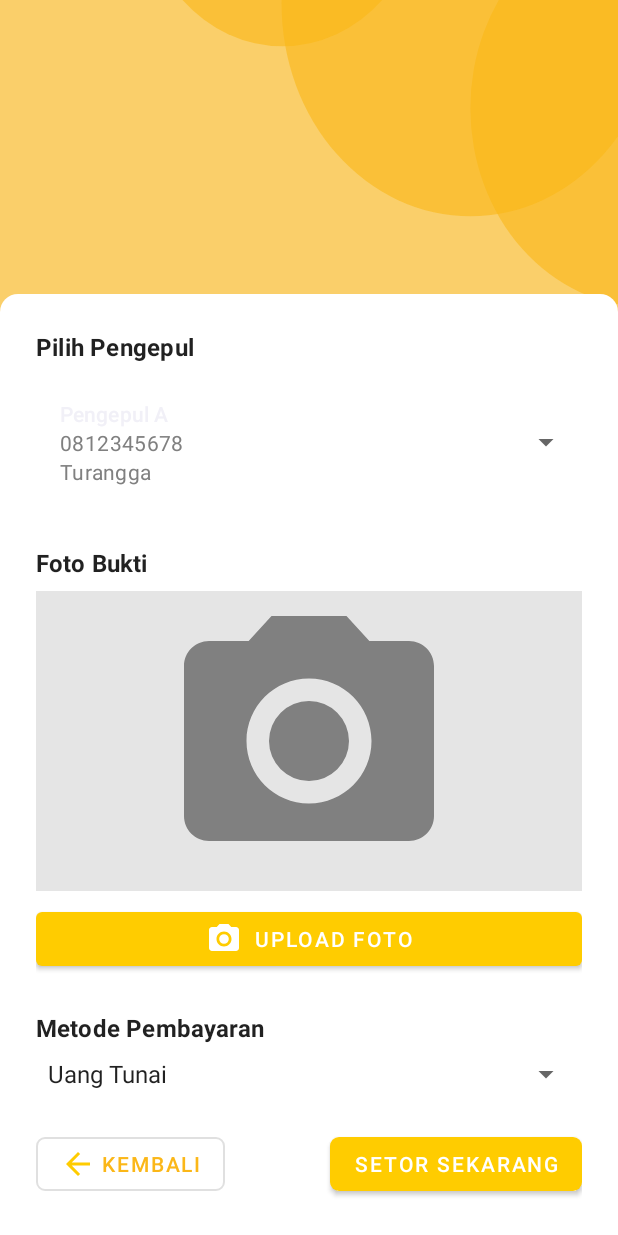
After one commit to arrizal27/Jelita, an Android app: the SetorActivity screen opened directly, with no data from a screen before it, on a phone screen of 412 x 824 dp. The commit adds this screen. Run offline under Robolectric (Android 15) with nearby library versions, the phone set to English and light mode, and no system bars.

Commit message:
page setor, data dummy dropdown, layout list dropdown

```diff
--- a/app/src/main/AndroidManifest.xml
+++ b/app/src/main/AndroidManifest.xml
@@ -9,7 +9,8 @@
         android:roundIcon="@mipmap/ic_launcher_round"
         android:supportsRtl="true"
         android:theme="@style/Theme.Jelita">
-        <activity android:name=".NabungActivity"></activity>
+        <activity android:name=".SetorActivity"></activity>
+        <activity android:name=".NabungActivity" />
         <activity android:name=".riwayat.RiwayatActivity" />
         <activity android:name=".MainActivity">
             <intent-filter>
--- a/app/src/main/java/com/smkn4bdg/jelita/NabungActivity.java
+++ b/app/src/main/java/com/smkn4bdg/jelita/NabungActivity.java
@@ -2,6 +2,7 @@ package com.smkn4bdg.jelita;
 
 import androidx.appcompat.app.AppCompatActivity;
 
+import android.content.Intent;
 import android.os.Bundle;
 import android.view.View;
 import android.widget.ProgressBar;
@@ -9,6 +10,7 @@ import android.widget.Toast;
 
 import com.google.android.material.button.MaterialButton;
 import com.google.android.material.textfield.TextInputEditText;
+import com.smkn4bdg.jelita.riwayat.RiwayatActivity;
 
 public class NabungActivity extends AppCompatActivity {
     MaterialButton btnBack, btnTabung, btnSetor;
@@ -36,6 +38,14 @@ public class NabungActivity extends AppCompatActivity {
                 nabungSuccess();
             }
         });
+
+        btnSetor.setOnClickListener(new View.OnClickListener() {
+            @Override
+            public void onClick(View view) {
+                Intent i = new Intent(NabungActivity.this, SetorActivity.class);
+                startActivity(i);
+            }
+        });
     }
 
     private void findView(){
--- /dev/null
+++ b/app/src/main/java/com/smkn4bdg/jelita/SetorActivity.java
@@ -0,0 +1,77 @@
+package com.smkn4bdg.jelita;
+
+import androidx.appcompat.app.AppCompatActivity;
+
+import android.os.Bundle;
+import android.view.View;
+import android.widget.AdapterView;
+import android.widget.ArrayAdapter;
+import android.widget.ImageView;
+import android.widget.Spinner;
+import android.widget.Toast;
+
+import com.google.android.material.button.MaterialButton;
+
+public class SetorActivity extends AppCompatActivity{
+
+    ImageView fotoBukti;
+    Spinner listPengepul, listMetodeBayar;
+
+    MaterialButton btnUpload;
+    MaterialButton btnBack;
+    MaterialButton btnSetorNow;
+
+    //data dummy dropdown, hapus aja nanti
+    String[] bayar = {"Uang Tunai", "Sembako - Beras", "Poin"};
+    String[] p = {"Pengepul A", "Pengepul B", "Pengepul C"};
+    String[] telp = {"0812345678", "0812345678911", "0812345678910"};
+    String[] alamat = {"Turangga", "Cibaduyut", "Banjaran"};
+
+    @Override
+    protected void onCreate(Bundle savedInstanceState) {
+        super.onCreate(savedInstanceState);
+        setContentView(R.layout.activity_setor);
+
+        findView();
+
+        btnBack.setOnClickListener(new View.OnClickListener() {
+            @Override
+            public void onClick(View view) {
+                finish();
+            }
+        });
+
+        btnUpload.setOnClickListener(new View.OnClickListener() {
+            @Override
+            public void onClick(View view) {
+                //button upload diklik
+
+            }
+        });
+
+        btnSetorNow.setOnClickListener(new View.OnClickListener() {
+            @Override
+            public void onClick(View view) {
+                //button setor sekarang diklik
+            }
+        });
+
+        //dropdown metode bayar
+        ArrayAdapter b = new ArrayAdapter(this,android.R.layout.simple_spinner_item, bayar);
+        b.setDropDownViewResource(android.R.layout.simple_spinner_dropdown_item);
+        listMetodeBayar.setAdapter(b);
+
+        //dropdown pengepul
+        SpinnerPengepulAdapter c = new SpinnerPengepulAdapter(getApplicationContext(), p, telp, alamat);
+        listPengepul.setAdapter(c);
+    }
+
+    private void findView(){
+        listPengepul = findViewById(R.id.list_pengepul);
+        listMetodeBayar = findViewById(R.id.list_metode_bayar);
+        fotoBukti = findViewById(R.id.view_foto_bukti);
+        btnUpload = findViewById(R.id.upload_foto);
+        btnBack = findViewById(R.id.btn_back);
+        btnSetorNow = findViewById(R.id.btn_setor_now);
+    }
+}
--- /dev/null
+++ b/app/src/main/java/com/smkn4bdg/jelita/SpinnerPengepulAdapter.java
@@ -0,0 +1,51 @@
+package com.smkn4bdg.jelita;
+
+import android.content.Context;
+import android.view.LayoutInflater;
+import android.view.View;
+import android.view.ViewGroup;
+import android.widget.BaseAdapter;
+import android.widget.TextView;
+
+public class SpinnerPengepulAdapter extends BaseAdapter {
+    private String[] pengepul;
+    private String[] noTelp;
+    private String[] alamat;
+    private LayoutInflater inflater;
+
+    SpinnerPengepulAdapter(Context context, String[] pengepul, String[] noTelp, String[] alamat) {
+        this.pengepul = pengepul;
+        this.noTelp = noTelp;
+        this.alamat = alamat;
+        inflater = (LayoutInflater.from(context));
+    }
+
+    @Override
+    public int getCount() {
+        return pengepul.length;
+    }
+
+    @Override
+    public Object getItem(int i) {
+        return null;
+    }
+
+    @Override
+    public long getItemId(int i) {
+        return 0;
+    }
+
+    @Override
+    public View getView(int i, View view, ViewGroup viewGroup) {
+        view = inflater.inflate(R.layout.card_dropdown_pengepul, null);
+        TextView namaPengepul = view.findViewById(R.id.nama_pengepul);
+        TextView notelpPengepul = view.findViewById(R.id.no_telp_pengepul);
+        TextView alamatPengepul = view.findViewById(R.id.alamat_pengepul);
+
+        namaPengepul.setText(pengepul[i]);
+        notelpPengepul.setText(noTelp[i]);
+        alamatPengepul.setText(alamat[i]);
+
+        return view;
+    }
+}
--- /dev/null
+++ b/app/src/main/res/drawable/ic_baseline_photo_camera_24.xml
@@ -0,0 +1,6 @@
+<vector android:height="24dp" android:tint="#FFFFFF"
+    android:viewportHeight="24" android:viewportWidth="24"
+    android:width="24dp" xmlns:android="http://schemas.android.com/apk/res/android">
+    <path android:fillColor="@android:color/white" android:pathData="M12,12m-3.2,0a3.2,3.2 0,1 1,6.4 0a3.2,3.2 0,1 1,-6.4 0"/>
+    <path android:fillColor="@android:color/white" android:pathData="M9,2L7.17,4L4,4c-1.1,0 -2,0.9 -2,2v12c0,1.1 0.9,2 2,2h16c1.1,0 2,-0.9 2,-2L22,6c0,-1.1 -0.9,-2 -2,-2h-3.17L15,2L9,2zM12,17c-2.76,0 -5,-2.24 -5,-5s2.24,-5 5,-5 5,2.24 5,5 -2.24,5 -5,5z"/>
+</vector>
--- /dev/null
+++ b/app/src/main/res/drawable/ic_baseline_search_24.xml
@@ -0,0 +1,5 @@
+<vector android:height="24dp" android:tint="#808080"
+    android:viewportHeight="24" android:viewportWidth="24"
+    android:width="24dp" xmlns:android="http://schemas.android.com/apk/res/android">
+    <path android:fillColor="@android:color/white" android:pathData="M15.5,14h-0.79l-0.28,-0.27C15.41,12.59 16,11.11 16,9.5 16,5.91 13.09,3 9.5,3S3,5.91 3,9.5 5.91,16 9.5,16c1.61,0 3.09,-0.59 4.23,-1.57l0.27,0.28v0.79l5,4.99L20.49,19l-4.99,-5zM9.5,14C7.01,14 5,11.99 5,9.5S7.01,5 9.5,5 14,7.01 14,9.5 11.99,14 9.5,14z"/>
+</vector>
--- /dev/null
+++ b/app/src/main/res/layout/activity_setor.xml
@@ -0,0 +1,95 @@
+<?xml version="1.0" encoding="utf-8"?>
+<androidx.constraintlayout.widget.ConstraintLayout xmlns:android="http://schemas.android.com/apk/res/android"
+    xmlns:app="http://schemas.android.com/apk/res-auto"
+    xmlns:tools="http://schemas.android.com/tools"
+    android:layout_width="match_parent"
+    android:layout_height="match_parent"
+    tools:context=".SetorActivity"
+    android:background="@drawable/ic_background_orange">
+
+    <LinearLayout
+        android:layout_width="match_parent"
+        android:layout_height="wrap_content"
+        app:layout_constraintBottom_toBottomOf="parent"
+        app:layout_constraintStart_toStartOf="parent"
+        app:layout_constraintEnd_toEndOf="parent"
+        android:orientation="vertical"
+        android:padding="24dp"
+        android:background="@drawable/container_white">
+
+        <TextView
+            android:layout_width="match_parent"
+            android:layout_height="wrap_content"
+            android:text="Pilih Pengepul"
+            android:textStyle="bold"
+            android:layout_marginBottom="8dp"
+            android:textAppearance="@style/TextAppearance.MaterialComponents.Subtitle1"/>
+
+        <Spinner
+            android:id="@+id/list_pengepul"
+            android:layout_width="match_parent"
+            android:layout_height="wrap_content" />
+
+        <TextView
+            android:layout_width="match_parent"
+            android:layout_height="wrap_content"
+            android:text="Foto Bukti"
+            android:textAppearance="@style/TextAppearance.MaterialComponents.Subtitle1"
+            android:textStyle="bold"
+            android:layout_marginTop="24dp"/>
+        <ImageView
+            android:id="@+id/view_foto_bukti"
+            android:layout_width="match_parent"
+            android:layout_height="200dp"
+            android:layout_marginTop="8dp"
+            android:src="@drawable/ic_baseline_photo_camera_24"
+            app:tint="@color/grey"
+            android:background="#e5e5e5"/>
+        <com.google.android.material.button.MaterialButton
+            android:id="@+id/upload_foto"
+            android:layout_width="match_parent"
+            android:layout_height="wrap_content"
+            android:text="Upload Foto"
+            app:iconGravity="textStart"
+            android:layout_marginTop="8dp"
+            app:icon="@drawable/ic_baseline_photo_camera_24"/>
+        <TextView
+            android:layout_width="match_parent"
+            android:layout_height="wrap_content"
+            android:text="Metode Pembayaran"
+            android:layout_marginTop="24dp"
+            android:textAppearance="@style/TextAppearance.MaterialComponents.Subtitle1"
+            android:textStyle="bold"/>
+        <Spinner
+            android:id="@+id/list_metode_bayar"
+            android:layout_width="match_parent"
+            android:layout_height="wrap_content"
+            android:layout_marginTop="8dp"/>
+
+        <RelativeLayout
+            android:layout_width="match_parent"
+            android:layout_height="wrap_content"
+            android:layout_marginTop="24dp">
+            <com.google.android.material.button.MaterialButton
+                android:id="@+id/btn_back"
+                android:layout_width="wrap_content"
+                android:layout_height="wrap_content"
+                app:icon="@drawable/ic_baseline_arrow_back_24"
+                app:iconTint="@color/yellow"
+                app:backgroundTint="@color/white"
+                app:cornerRadius="6dp"
+                android:layout_alignParentLeft="true"
+                android:textColor="@color/yellow_dark"
+                android:text="Kembali"
+                style="?attr/materialButtonOutlinedStyle"/>
+
+            <com.google.android.material.button.MaterialButton
+                android:id="@+id/btn_setor_now"
+                android:layout_width="wrap_content"
+                android:layout_height="wrap_content"
+                app:cornerRadius="6dp"
+                android:layout_alignParentRight="true"
+                android:text="Setor Sekarang"/>
+        </RelativeLayout>
+    </LinearLayout>
+</androidx.constraintlayout.widget.ConstraintLayout>
--- /dev/null
+++ b/app/src/main/res/layout/card_dropdown_pengepul.xml
@@ -0,0 +1,30 @@
+<?xml version="1.0" encoding="utf-8"?>
+<LinearLayout xmlns:android="http://schemas.android.com/apk/res/android"
+    android:layout_width="match_parent"
+    android:layout_height="wrap_content"
+    xmlns:app="http://schemas.android.com/apk/res-auto"
+    android:padding="16dp"
+    android:orientation="vertical">
+
+    <TextView
+        android:id="@+id/nama_pengepul"
+        android:layout_width="match_parent"
+        android:layout_height="wrap_content"
+        android:text="SMK Negeri 4 Bandung"
+        android:textAppearance="@style/TextAppearance.MaterialComponents.Subtitle2"/>
+    <TextView
+        android:id="@+id/no_telp_pengepul"
+        android:layout_width="match_parent"
+        android:layout_height="wrap_content"
+        android:text="08123456789"
+        android:textColor="@color/grey"
+        android:textAppearance="@style/TextAppearance.MaterialComponents.Body2"/>
+    <TextView
+        android:id="@+id/alamat_pengepul"
+        android:layout_width="match_parent"
+        android:layout_height="wrap_content"
+        android:text="Jl. Kliningan No. 6, Turangga"
+        android:textColor="@color/grey"
+        android:layout_weight="1"
+        android:textAppearance="@style/TextAppearance.MaterialComponents.Body2"/>
+</LinearLayout>
```
